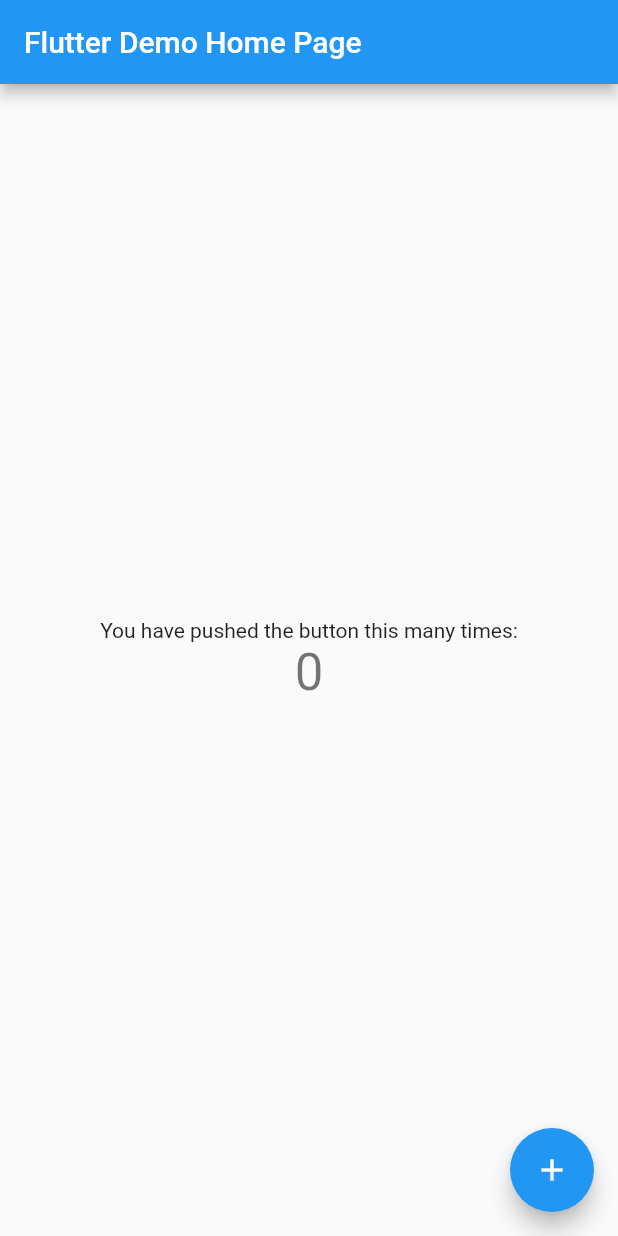
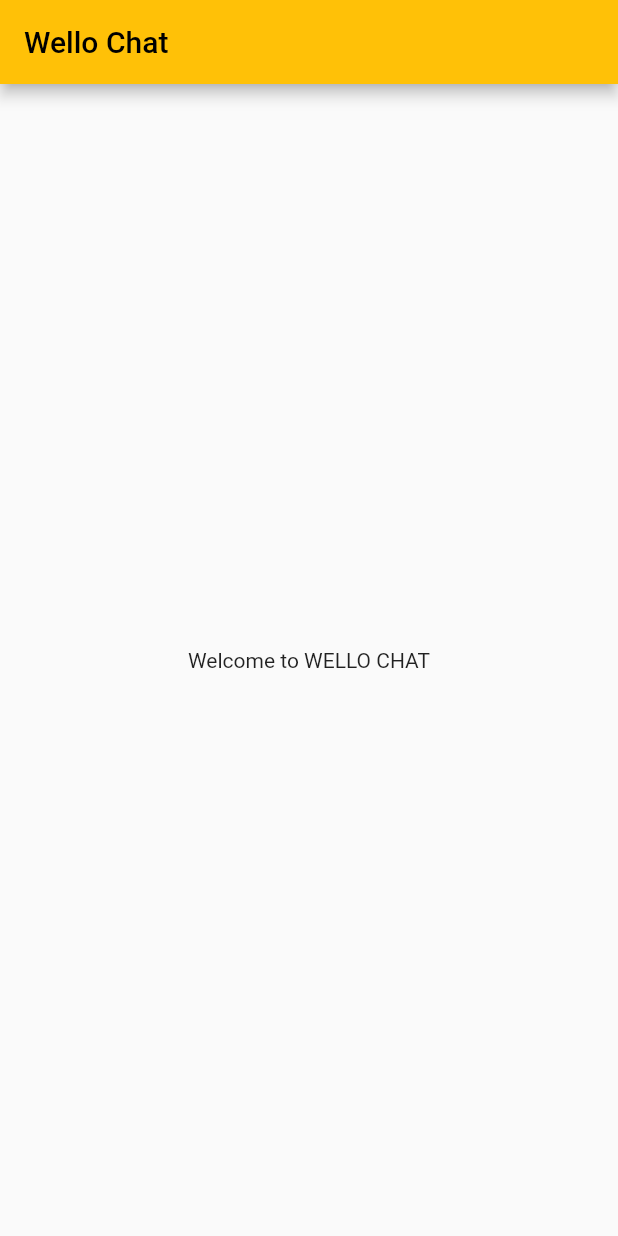
Before and after one commit to khansawidhani/wello-chat-app, a Flutter app: the screen it shows after launch, on a phone screen of 412 x 824 dp. Run offline on Flutter 3.47's test engine with Material 2 defaults, Android fonts, the phone set to English and light mode, and no system bars.

Commit message:
Project Setup

```diff
--- /dev/null
+++ b/lib/app.dart
@@ -0,0 +1,16 @@
+import 'package:flutter/material.dart';
+import 'package:wello_chat_application/core/theme.dart';
+import 'package:wello_chat_application/screens/home.dart';
+
+class App extends StatelessWidget {
+  const App({ Key? key }) : super(key: key);
+
+  @override
+  Widget build(BuildContext context) {
+    return MaterialApp(
+      title: "Wello Chat Application",
+      home: HomePage(),
+      theme: AppTheme().theme(),
+    );
+  }
+}
--- /dev/null
+++ b/lib/core/theme.dart
@@ -0,0 +1,9 @@
+import 'package:flutter/material.dart';
+
+class AppTheme{
+  theme(){
+    return ThemeData(
+      primarySwatch: Colors.amber
+    );
+  }
+}
--- a/lib/main.dart
+++ b/lib/main.dart
@@ -1,112 +1,4 @@
 import 'package:flutter/material.dart';
+import 'package:wello_chat_application/app.dart';
 
-void main() => runApp(const MyApp());
-class MyApp extends StatelessWidget {
-  const MyApp({Key? key}) : super(key: key);
-
-  // This widget is the root of your application.
-  @override
-  Widget build(BuildContext context) {
-    return MaterialApp(
-      title: 'Flutter Demo',
-      theme: ThemeData(
-        // This is the theme of your application.
-        //
-        // Try running your application with "flutter run". You'll see the
-        // application has a blue toolbar. Then, without quitting the app, try
-        // changing the primarySwatch below to Colors.green and then invoke
-        // "hot reload" (press "r" in the console where you ran "flutter run",
-        // or simply save your changes to "hot reload" in a Flutter IDE).
-        // Notice that the counter didn't reset back to zero; the application
-        // is not restarted.
-        primarySwatch: Colors.blue,
-      ),
-      home: const MyHomePage(title: 'Flutter Demo Home Page'),
-    );
-  }
-}
-
-class MyHomePage extends StatefulWidget {
-  const MyHomePage({Key? key, required this.title}) : super(key: key);
-
-  // This widget is the home page of your application. It is stateful, meaning
-  // that it has a State object (defined below) that contains fields that affect
-  // how it looks.
-
-  // This class is the configuration for the state. It holds the values (in this
-  // case the title) provided by the parent (in this case the App widget) and
-  // used by the build method of the State. Fields in a Widget subclass are
-  // always marked "final".
-
-  final String title;
-
-  @override
-  State<MyHomePage> createState() => _MyHomePageState();
-}
-
-class _MyHomePageState extends State<MyHomePage> {
-  int _counter = 0;
-
-  void _incrementCounter() {
-    setState(() {
-      // This call to setState tells the Flutter framework that something has
-      // changed in this State, which causes it to rerun the build method below
-      // so that the display can reflect the updated values. If we changed
-      // _counter without calling setState(), then the build method would not be
-      // called again, and so nothing would appear to happen.
-      _counter++;
-    });
-  }
-
-  @override
-  Widget build(BuildContext context) {
-    // This method is rerun every time setState is called, for instance as done
-    // by the _incrementCounter method above.
-    //
-    // The Flutter framework has been optimized to make rerunning build methods
-    // fast, so that you can just rebuild anything that needs updating rather
-    // than having to individually change instances of widgets.
-    return Scaffold(
-      appBar: AppBar(
-        // Here we take the value from the MyHomePage object that was created by
-        // the App.build method, and use it to set our appbar title.
-        title: Text(widget.title),
-      ),
-      body: Center(
-        // Center is a layout widget. It takes a single child and positions it
-        // in the middle of the parent.
-        child: Column(
-          // Column is also a layout widget. It takes a list of children and
-          // arranges them vertically. By default, it sizes itself to fit its
-          // children horizontally, and tries to be as tall as its parent.
-          //
-          // Invoke "debug painting" (press "p" in the console, choose the
-          // "Toggle Debug Paint" action from the Flutter Inspector in Android
-          // Studio, or the "Toggle Debug Paint" command in Visual Studio Code)
-          // to see the wireframe for each widget.
-          //
-          // Column has various properties to control how it sizes itself and
-          // how it positions its children. Here we use mainAxisAlignment to
-          // center the children vertically; the main axis here is the vertical
-          // axis because Columns are vertical (the cross axis would be
-          // horizontal).
-          mainAxisAlignment: MainAxisAlignment.center,
-          children: <Widget>[
-            const Text(
-              'You have pushed the button this many times:',
-            ),
-            Text(
-              '$_counter',
-              style: Theme.of(context).textTheme.headline4,
-            ),
-          ],
-        ),
-      ),
-      floatingActionButton: FloatingActionButton(
-        onPressed: _incrementCounter,
-        tooltip: 'Increment',
-        child: const Icon(Icons.add),
-      ), // This trailing comma makes auto-formatting nicer for build methods.
-    );
-  }
-}
+void main() => runApp(const App());
--- /dev/null
+++ b/lib/screens/home.dart
@@ -0,0 +1,13 @@
+import 'package:flutter/material.dart';
+
+class HomePage extends StatelessWidget {
+  const HomePage({ Key? key }) : super(key: key);
+
+  @override
+  Widget build(BuildContext context) {
+    return Scaffold(
+      appBar: AppBar(title: Text("Wello Chat"),),
+      body: Center(child: Text("Welcome to WELLO CHAT"),),
+    );
+  }
+}
```
Also changed, not shown: lib/screens/chat_screend.dart (added), lib/screens/login.dart (added), 1 other file.
